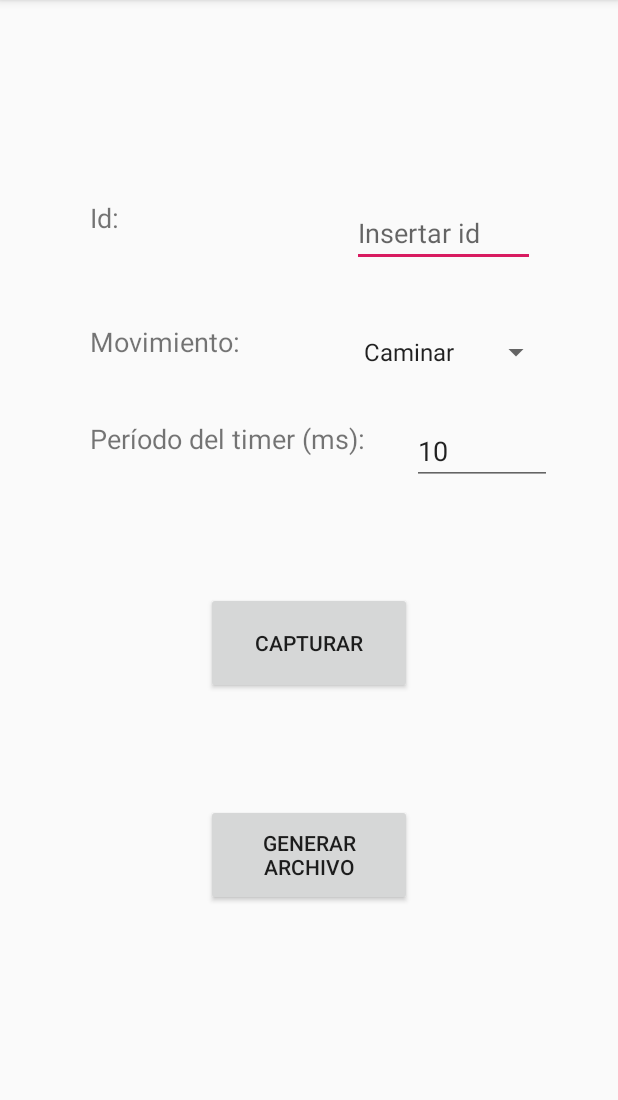
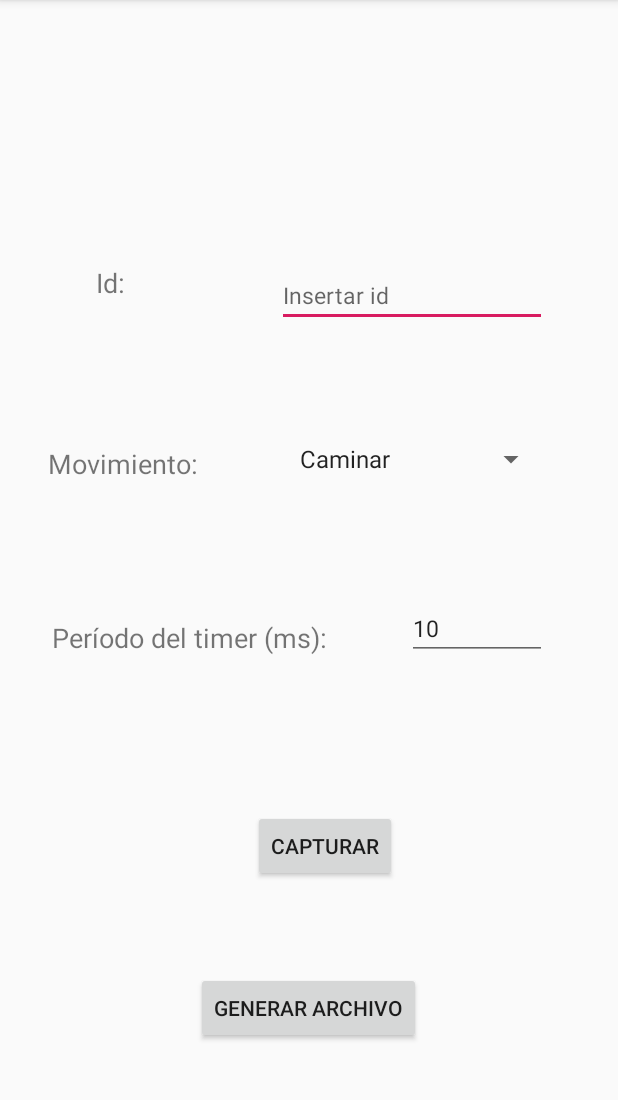
Before and after one commit to CateRios/DeteccionDeCaidas, an Android app: the screen it shows after launch (MainActivity), on a phone screen of 412 x 824 dp, the part 84-1184 px from its top. Run offline under Robolectric (Android 15) with nearby library versions, the phone set to English and light mode, and no system bars; our stand-ins replace Room's generated code; libraries missing offline, so code that uses them is left out: com.ajts.androidmads.

Commit message:
Ajustes de layout

```diff
--- a/app/src/main/AndroidManifest.xml
+++ b/app/src/main/AndroidManifest.xml
@@ -11,7 +11,8 @@
         android:supportsRtl="true"
         android:theme="@style/AppTheme"
         android:name=".AppMediator">
-        <activity android:name=".vista.MainActivity">
+        <activity android:name=".vista.MainActivity"
+            android:screenOrientation="portrait">
             <intent-filter>
                 <action android:name="android.intent.action.MAIN" />
 
--- a/app/src/main/java/com/example/detecciondecaidas/modelo/Model.java
+++ b/app/src/main/java/com/example/detecciondecaidas/modelo/Model.java
@@ -146,7 +146,7 @@ public class Model extends AppCompatActivity implements ModelInterface, SensorEv
     public void generateFile(Context context) {
         sqLiteToExcel = new SQLiteToExcel(context, "MovimientosCapturados");
         long time = Calendar.getInstance().getTimeInMillis();
-        sqLiteToExcel.exportAllTables( time + ".xls", new SQLiteToExcel.ExportListener() {
+        sqLiteToExcel.exportAllTables( time + ".", new SQLiteToExcel.ExportListener() {
             @Override
             public void onStart() {
 
--- a/app/src/main/res/layout/activity_main.xml
+++ b/app/src/main/res/layout/activity_main.xml
@@ -10,107 +10,106 @@
 
     <TextView
         android:id="@+id/idTextView"
-        android:layout_width="50dp"
-        android:layout_height="26dp"
-        android:layout_marginStart="60dp"
+        android:layout_width="wrap_content"
+        android:layout_height="wrap_content"
+        android:layout_marginStart="64dp"
+        android:layout_marginTop="176dp"
         android:text="Id: "
         android:textSize="18dp"
-        app:layout_constraintBottom_toTopOf="@+id/button"
         app:layout_constraintStart_toStartOf="parent"
-        app:layout_constraintTop_toTopOf="parent"
-        app:layout_constraintVertical_bias="0.359" />
+        app:layout_constraintTop_toTopOf="parent" />
 
     <EditText
         android:id="@+id/editId"
-        android:layout_width="122dp"
-        android:layout_height="45dp"
+        android:layout_width="wrap_content"
+        android:layout_height="wrap_content"
+        android:layout_marginTop="176dp"
         android:ems="10"
         android:hint="Insertar id"
         android:inputType="textPersonName"
-        app:layout_constraintBottom_toTopOf="@+id/button"
+        android:textSize="15dp"
         app:layout_constraintEnd_toEndOf="parent"
-        app:layout_constraintHorizontal_bias="0.692"
+        app:layout_constraintHorizontal_bias="0.671"
         app:layout_constraintStart_toEndOf="@+id/idTextView"
-        app:layout_constraintTop_toTopOf="parent"
-        app:layout_constraintVertical_bias="0.379" />
+        app:layout_constraintTop_toTopOf="parent" />
 
     <TextView
         android:id="@+id/sensorTypeTextView"
         android:layout_width="wrap_content"
         android:layout_height="wrap_content"
-        android:layout_marginStart="60dp"
-        android:layout_marginTop="44dp"
+        android:layout_marginStart="32dp"
+        android:layout_marginTop="96dp"
         android:text="Movimiento:"
         android:textSize="18dp"
-        app:layout_constraintBottom_toTopOf="@+id/button"
         app:layout_constraintStart_toStartOf="parent"
-        app:layout_constraintTop_toBottomOf="@+id/idTextView"
-        app:layout_constraintVertical_bias="0.077" />
+        app:layout_constraintTop_toBottomOf="@+id/idTextView" />
 
     <Spinner
         android:id="@+id/movTypeSelector"
-        android:layout_width="133dp"
-        android:layout_height="33dp"
-        android:layout_marginBottom="140dp"
+        android:layout_width="wrap_content"
+        android:layout_height="wrap_content"
+        android:layout_marginTop="76dp"
         android:entries="@array/mov_type_array"
-        app:layout_constraintBottom_toTopOf="@+id/button"
         app:layout_constraintEnd_toEndOf="parent"
-        app:layout_constraintHorizontal_bias="0.63"
+        app:layout_constraintHorizontal_bias="0.556"
         app:layout_constraintStart_toEndOf="@+id/sensorTypeTextView"
-        app:layout_constraintTop_toBottomOf="@+id/editId"
-        app:layout_constraintVertical_bias="0.928" />
+        app:layout_constraintTop_toBottomOf="@+id/editId" />
 
     <Button
         android:id="@+id/button"
-        android:layout_width="137dp"
-        android:layout_height="68dp"
+        android:layout_width="wrap_content"
+        android:layout_height="wrap_content"
+        android:layout_marginBottom="180dp"
         android:text="@string/button_text"
         android:textAlignment="center"
         app:layout_constraintBottom_toBottomOf="parent"
         app:layout_constraintEnd_toEndOf="parent"
-        app:layout_constraintStart_toStartOf="parent"
-        app:layout_constraintTop_toTopOf="parent"
-        app:layout_constraintVertical_bias="0.564" />
+        app:layout_constraintHorizontal_bias="0.533"
+        app:layout_constraintStart_toStartOf="parent" />
 
     <Button
         android:id="@+id/generateFileButton"
-        android:layout_width="137dp"
-        android:layout_height="68dp"
+        android:layout_width="wrap_content"
+        android:layout_height="wrap_content"
         android:layout_marginTop="60dp"
         android:text="@string/generateFileButton_text"
         android:textAlignment="center"
         app:layout_constraintBottom_toBottomOf="parent"
         app:layout_constraintEnd_toEndOf="parent"
+        app:layout_constraintHorizontal_bias="0.498"
         app:layout_constraintStart_toStartOf="parent"
         app:layout_constraintTop_toBottomOf="@+id/button"
-        app:layout_constraintVertical_bias="0.074" />
+        app:layout_constraintVertical_bias="0.0" />
 
     <TextView
         android:id="@+id/periodTextView"
-        android:layout_width="189dp"
-        android:layout_height="26dp"
+        android:layout_width="wrap_content"
+        android:layout_height="wrap_content"
         android:layout_marginStart="16dp"
         android:layout_marginTop="40dp"
         android:text="Período del timer (ms):"
         android:textSize="18dp"
         app:layout_constraintBottom_toTopOf="@+id/button"
         app:layout_constraintEnd_toEndOf="parent"
-        app:layout_constraintHorizontal_bias="0.213"
+        app:layout_constraintHorizontal_bias="0.089"
         app:layout_constraintStart_toStartOf="parent"
         app:layout_constraintTop_toBottomOf="@+id/sensorTypeTextView"
-        app:layout_constraintVertical_bias="0.0" />
+        app:layout_constraintVertical_bias="0.333" />
 
     <EditText
         android:id="@+id/editPeriod"
         android:layout_width="93dp"
-        android:layout_height="44dp"
-        android:layout_marginTop="28dp"
+        android:layout_height="41dp"
+        android:layout_marginTop="24dp"
         android:ems="10"
         android:inputType="number"
         android:text="10"
+        android:textSize="15dp"
+        app:layout_constraintBottom_toTopOf="@+id/button"
         app:layout_constraintEnd_toEndOf="parent"
-        app:layout_constraintHorizontal_bias="0.362"
+        app:layout_constraintHorizontal_bias="0.53"
         app:layout_constraintStart_toEndOf="@+id/periodTextView"
-        app:layout_constraintTop_toBottomOf="@+id/movTypeSelector" />
+        app:layout_constraintTop_toBottomOf="@+id/movTypeSelector"
+        app:layout_constraintVertical_bias="0.36" />
 
 </androidx.constraintlayout.widget.ConstraintLayout>
```
